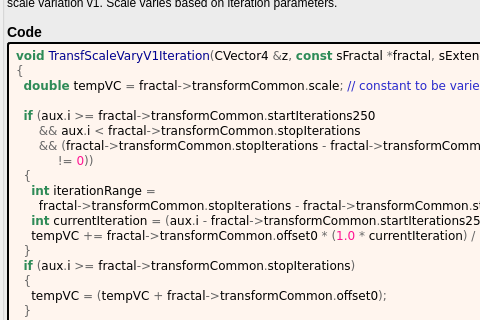
Before: the Qt Designer form mandelbulber2/formula/ui/transf_scale_vary_v1.ui in buddhi1980/mandelbulber2, drawn with Qt 5; both pictures show x 0 to 480 and y 103 to 423 of the 934 by 628 pixel window.
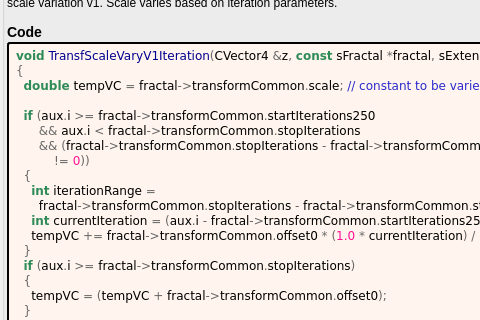
After: the same form once the commit is applied. Custom widgets are drawn as their Qt base class.

Patch:
```diff
--- a/mandelbulber2/formula/ui/transf_scale_vary_v1.ui
+++ b/mandelbulber2/formula/ui/transf_scale_vary_v1.ui
@@ -219,7 +219,7 @@
   &lt;span style=&quot;color:#2e8b57; font-weight:bold&quot;&gt;if&lt;/span&gt; &lt;span style=&quot;color:#676767&quot;&gt;(&lt;/span&gt;aux&lt;span style=&quot;color:#676767&quot;&gt;.&lt;/span&gt;i &lt;span style=&quot;color:#676767&quot;&gt;&amp;gt;=&lt;/span&gt; fractal&lt;span style=&quot;color:#676767&quot;&gt;-&amp;gt;&lt;/span&gt;transformCommon&lt;span style=&quot;color:#676767&quot;&gt;.&lt;/span&gt;startIterations250
       &lt;span style=&quot;color:#676767&quot;&gt;&amp;amp;&amp;amp;&lt;/span&gt; aux&lt;span style=&quot;color:#676767&quot;&gt;.&lt;/span&gt;i &lt;span style=&quot;color:#676767&quot;&gt;&amp;lt;&lt;/span&gt; fractal&lt;span style=&quot;color:#676767&quot;&gt;-&amp;gt;&lt;/span&gt;transformCommon&lt;span style=&quot;color:#676767&quot;&gt;.&lt;/span&gt;stopIterations
       &lt;span style=&quot;color:#676767&quot;&gt;&amp;amp;&amp;amp; (&lt;/span&gt;fractal&lt;span style=&quot;color:#676767&quot;&gt;-&amp;gt;&lt;/span&gt;transformCommon&lt;span style=&quot;color:#676767&quot;&gt;.&lt;/span&gt;stopIterations &lt;span style=&quot;color:#676767&quot;&gt;-&lt;/span&gt; fractal&lt;span style=&quot;color:#676767&quot;&gt;-&amp;gt;&lt;/span&gt;transformCommon&lt;span style=&quot;color:#676767&quot;&gt;.&lt;/span&gt;startIterations250
-           &lt;span style=&quot;color:#676767&quot;&gt;!=&lt;/span&gt; &lt;span style=&quot;color:#ff1493&quot;&gt;0&lt;/span&gt;&lt;span style=&quot;color:#676767&quot;&gt;))&lt;/span&gt;
+          &lt;span style=&quot;color:#676767&quot;&gt;!=&lt;/span&gt; &lt;span style=&quot;color:#ff1493&quot;&gt;0&lt;/span&gt;&lt;span style=&quot;color:#676767&quot;&gt;))&lt;/span&gt;
   &lt;span style=&quot;color:#676767&quot;&gt;{&lt;/span&gt;
     &lt;span style=&quot;color:#2e8b57; font-weight:bold&quot;&gt;int&lt;/span&gt; iterationRange &lt;span style=&quot;color:#676767&quot;&gt;=&lt;/span&gt;
       fractal&lt;span style=&quot;color:#676767&quot;&gt;-&amp;gt;&lt;/span&gt;transformCommon&lt;span style=&quot;color:#676767&quot;&gt;.&lt;/span&gt;stopIterations &lt;span style=&quot;color:#676767&quot;&gt;-&lt;/span&gt; fractal&lt;span style=&quot;color:#676767&quot;&gt;-&amp;gt;&lt;/span&gt;transformCommon&lt;span style=&quot;color:#676767&quot;&gt;.&lt;/span&gt;startIterations250&lt;span style=&quot;color:#676767&quot;&gt;;&lt;/span&gt;
```
